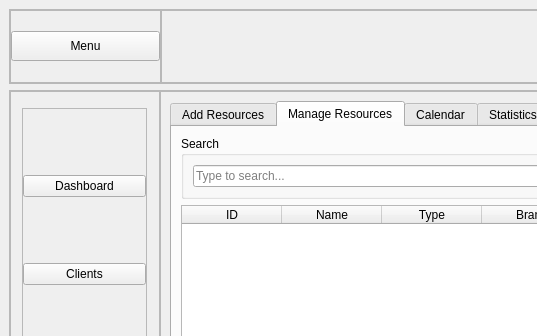
Above: mainwindowresource.ui from Hyujnn54/DesktopAPP before the change; both pictures show x 0 to 537 and y 0 to 336 of the 1387 by 758 pixel window. Below: the same form after it.
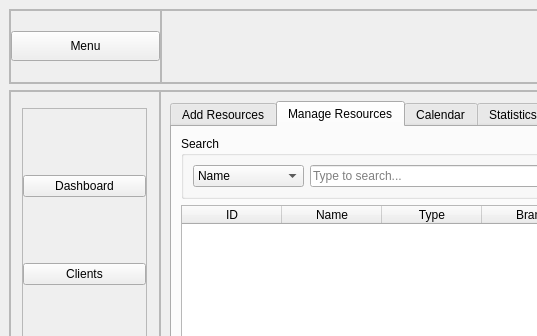
That is the form after the change. Custom widgets are drawn as their Qt base class.

```diff
--- a/mainwindowresource.ui
+++ b/mainwindowresource.ui
@@ -479,6 +479,15 @@
                  <string>Search</string>
                 </property>
                 <layout class="QHBoxLayout" name="searchLayout">
+                 <item>
+                  <widget class="QComboBox" name="searchColumnComboBox">
+                   <item><property name="text"><string>Name</string></property></item>
+                   <item><property name="text"><string>Type</string></property></item>
+                   <item><property name="text"><string>Brand</string></property></item>
+                   <item><property name="text"><string>Quantity</string></property></item>
+                   <item><property name="text"><string>Purchase Date</string></property></item>
+                  </widget>
+                 </item>
                  <item>
                   <widget class="QLineEdit" name="searchLineEdit">
                    <property name="placeholderText">
```
